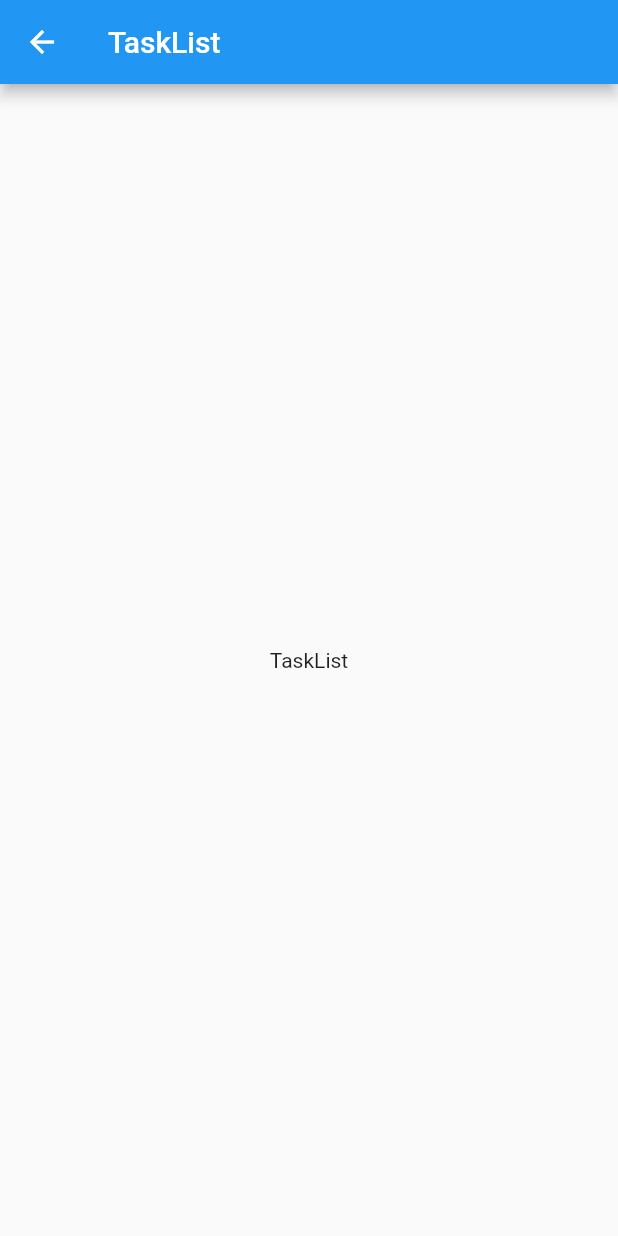
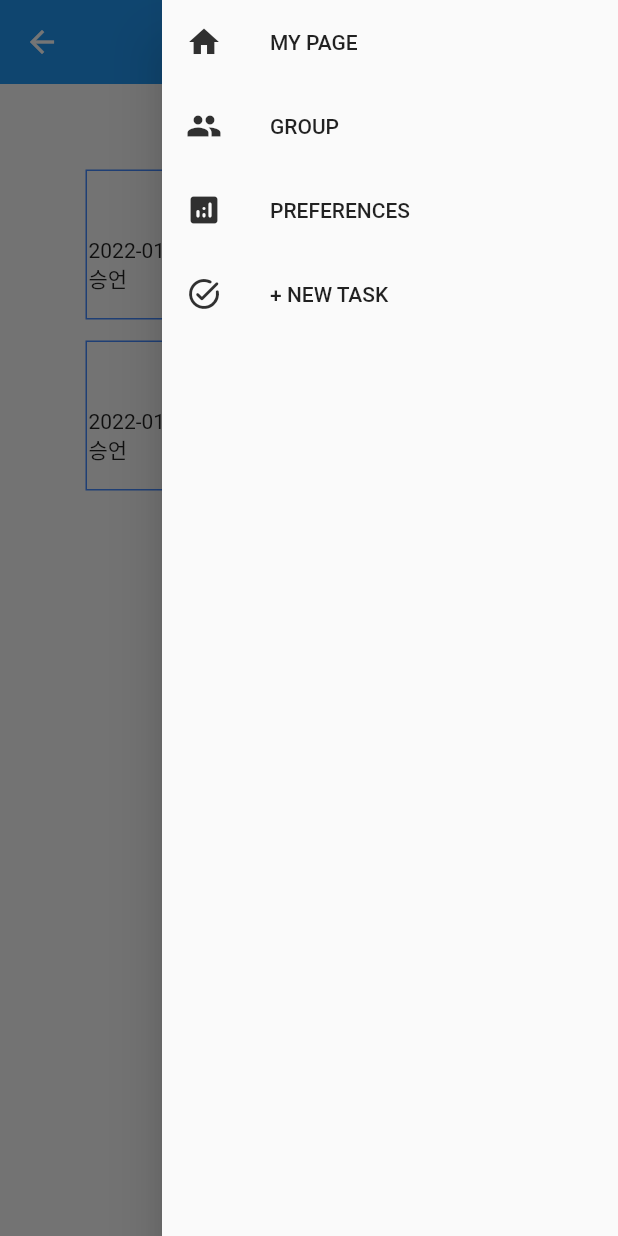
Before and after one commit to sunnyineverywhere/ppodeuk, a Flutter app: the TaskList screen opened directly, with the side drawer open (before the commit the screen has no drawer), on a phone screen of 412 x 824 dp. Run offline on Flutter 3.47's test engine with Material 2 defaults, Android fonts, the phone set to English and light mode, and no system bars; our stand-ins replace table_calendar; Roboto replaces fonts that are missing (Signatra).

Commit message:
메인페이지-테스크리스트 띄우기 성공

```diff
--- a/lib/Mainpage.dart
+++ b/lib/Mainpage.dart
@@ -14,6 +14,15 @@ class MyApp extends StatelessWidget {
   }
 }
 
+class Task {
+  bool isComplished = false;
+  String title;
+  DateTime duedate;
+  String owner;
+
+  Task(this.title, this.duedate, this.owner);
+}
+
 class TodoTile extends StatelessWidget {
   @override
   Widget build(BuildContext context) {
@@ -24,11 +33,16 @@ class TodoTile extends StatelessWidget {
 }
 
 class Mainpage extends StatelessWidget {
-  final List<String> names = ['1', '2', '3'];
-  final List<String> time = ['2020-01-01', '2020-02-01', '2020-01-03'];
+  final _tasks = <Task>[];
 
   @override
   Widget build(BuildContext context) {
+    Task task1 = new Task("할일 1", DateTime.utc(2022, 01, 01), "선의");
+    Task task2 = new Task("할일 2", DateTime.utc(2022, 01, 01), "선의");
+
+    _tasks.add(task1);
+    _tasks.add(task2);
+
     return Scaffold(
       appBar: AppBar(
           title: Text('Ppodeuk'),
@@ -97,6 +111,34 @@ class Mainpage extends StatelessWidget {
           ],
         ),
       ),
+      body: ListView.builder(
+          shrinkWrap: true,
+          padding: const EdgeInsets.all(50),
+          itemCount: _tasks.length,
+          itemBuilder: (BuildContext context, int index) {
+            return Container(
+              height: 100,
+              width: 2000,
+              margin: const EdgeInsets.all(7.0),
+              padding: const EdgeInsets.all(1.0),
+              decoration:
+                  BoxDecoration(border: Border.all(color: Colors.blueAccent)),
+              child: ListView(
+                children: <Widget>[
+                  Text(
+                    "${_tasks[index].title}",
+                    textAlign: TextAlign.center,
+                    style: TextStyle(
+                        fontWeight: FontWeight.bold,
+                        fontSize: 30,
+                        fontFamily: 'Signatra'),
+                  ),
+                  Text("${_tasks[index].duedate}"),
+                  Text("${_tasks[index].owner}"),
+                ],
+              ),
+            );
+          }),
       floatingActionButton: FloatingActionButton(onPressed: () {
         Navigator.push(
           context,
--- a/lib/Task/TaskDetail.dart
+++ b/lib/Task/TaskDetail.dart
@@ -5,7 +5,6 @@ import 'package:table_calendar/table_calendar.dart';
 
 class TaskDetail extends StatefulWidget {
   // const TaskDetail({Key? key}) : super(key: key);
-
   @override
   State<TaskDetail> createState() => _TaskDetailState();
 }
--- a/lib/Task/TaskList.dart
+++ b/lib/Task/TaskList.dart
@@ -1,15 +1,144 @@
 import 'package:flutter/material.dart';
 
-class TaskList extends StatelessWidget {
+import 'package:flutter/material.dart';
+
+import '../Mainpage.dart';
+import '../Preferences/Preferences.dart';
+import '../group/GroupPage.dart';
+import 'TaskDetail.dart';
+
+class MyApp extends StatelessWidget {
   @override
   Widget build(BuildContext context) {
-    return Scaffold(
-      appBar: AppBar(
-        title: Text("TaskList"),
-      ),
-      body: Center(
-        child: Text('TaskList'),
-      ),
+    return MaterialApp(
+      title: 'Ppodeuk',
+      theme: ThemeData(primarySwatch: Colors.blueGrey),
     );
   }
 }
+
+class Task {
+  bool isComplished = false;
+  String title;
+  DateTime duedate;
+  String owner;
+
+  Task(this.title, this.duedate, this.owner);
+}
+
+class TaskList extends StatelessWidget {
+  final _tasks = <Task>[];
+
+  @override
+  Widget build(BuildContext context) {
+    Task task1 = new Task("할일 1", DateTime.utc(2022, 01, 01), "승언");
+    Task task2 = new Task("할일 2", DateTime.utc(2022, 01, 01), "승언");
+
+    _tasks.add(task1);
+    _tasks.add(task2);
+
+    return Scaffold(
+      appBar: AppBar(
+          title: Text('Ppodeuk'),
+          centerTitle: true, // 중앙 정렬
+          elevation: 0.0),
+      endDrawer: Drawer(
+        child: ListView(
+          padding: EdgeInsets.zero,
+          children: <Widget>[
+            ListTile(
+              leading: Icon(
+                Icons.home,
+                color: Colors.grey[850],
+              ),
+              title: Text('MY PAGE'),
+              onTap: () {
+                print('Home is clicked');
+                Navigator.push(
+                  context,
+                  MaterialPageRoute(builder: (context) => Mainpage()),
+                );
+              },
+            ),
+            ListTile(
+              leading: Icon(
+                Icons.group,
+                color: Colors.grey[850],
+              ),
+              title: Text('GROUP'),
+              onTap: () {
+                print('Setting is clicked');
+                Navigator.push(
+                  context,
+                  MaterialPageRoute(builder: (context) => GroupPage()),
+                );
+              },
+            ),
+            ListTile(
+              leading: Icon(
+                Icons.analytics_rounded,
+                color: Colors.grey[850],
+              ),
+              title: Text('PREFERENCES'),
+              onTap: () {
+                print('PREFERENCES');
+                Navigator.push(
+                  context,
+                  MaterialPageRoute(builder: (context) => Preferences()),
+                );
+              },
+            ),
+            ListTile(
+              leading: Icon(
+                Icons.task_alt_rounded,
+                color: Colors.grey[850],
+              ),
+              title: Text('+ NEW TASK'),
+              onTap: () {
+                print('+ NEW TASK');
+                Navigator.push(
+                  context,
+                  MaterialPageRoute(builder: (context) => TaskDetail()),
+                );
+              },
+            ),
+          ],
+        ),
+      ),
+      body: ListView.builder(
+          shrinkWrap: true,
+          padding: const EdgeInsets.all(50),
+          itemCount: _tasks.length,
+          itemBuilder: (BuildContext context, int index) {
+            return Container(
+              height: 100,
+              width: 2000,
+              margin: const EdgeInsets.all(7.0),
+              padding: const EdgeInsets.all(1.0),
+              decoration:
+                  BoxDecoration(border: Border.all(color: Colors.blueAccent)),
+              child: ListView(
+                children: <Widget>[
+                  Text(
+                    "${_tasks[index].title}",
+                    textAlign: TextAlign.center,
+                    style: TextStyle(
+                        fontWeight: FontWeight.bold,
+                        fontSize: 30,
+                        fontFamily: 'Signatra'),
+                  ),
+                  Text("${_tasks[index].duedate}"),
+                  Text("${_tasks[index].owner}"),
+                ],
+              ),
+            );
+          }),
+      floatingActionButton: FloatingActionButton(onPressed: () {
+        Navigator.push(
+          context,
+          MaterialPageRoute(builder: (context) => TaskDetail()),
+        );
+      }),
+    );
+  }
+}
```
